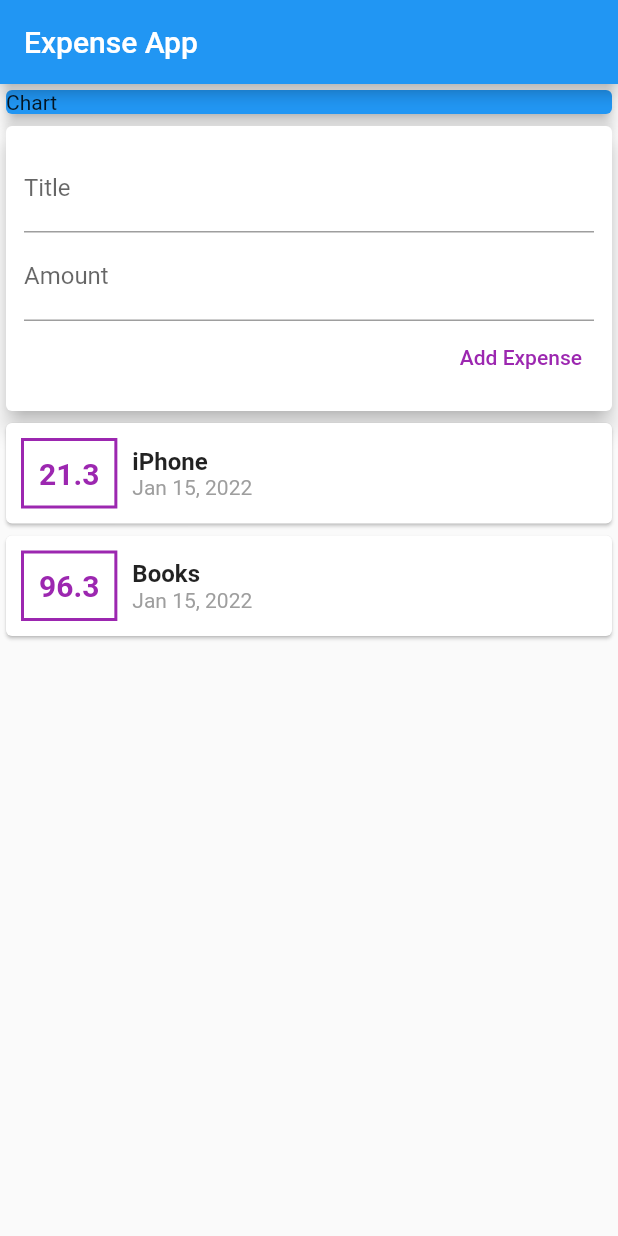
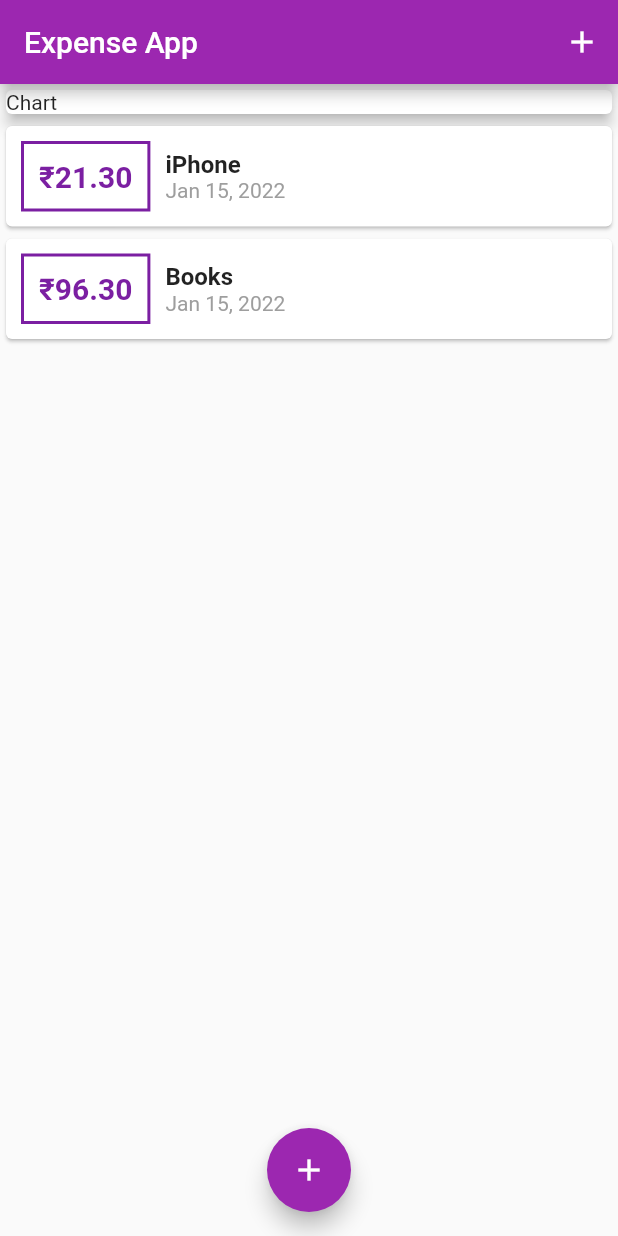
Before and after one commit to KirtiGautam/Noobie, a Flutter app: the screen it shows after launch, on a phone screen of 412 x 824 dp. Run offline on Flutter 3.47's test engine with Material 2 defaults, Android fonts, the phone set to English and light mode, and no system bars.

```diff
--- a/expense_tracker/lib/main.dart
+++ b/expense_tracker/lib/main.dart
@@ -1,5 +1,8 @@
-import './widgets/user_transactions.dart';
 import 'package:flutter/material.dart';
+
+import './widgets/input_transactions.dart';
+import './widgets/list_transactions.dart';
+import './models/transaction.dart';
 
 main() => runApp(MyApp());
 
@@ -8,35 +11,80 @@ class MyApp extends StatelessWidget {
   Widget build(BuildContext context) {
     return MaterialApp(
       title: 'My App',
+      theme: ThemeData(primarySwatch: Colors.purple),
       home: MyHomePage(),
     );
   }
 }
 
-class MyHomePage extends StatelessWidget {
+class MyHomePage extends StatefulWidget {
+  @override
+  State<MyHomePage> createState() => _MyHomePageState();
+}
+
+class _MyHomePageState extends State<MyHomePage> {
+  final List<Transaction> _userTransactions = [
+    Transaction(id: 't1', title: 'iPhone', amount: 21.3, date: DateTime.now()),
+    Transaction(id: 't2', title: 'Books', amount: 96.3, date: DateTime.now()),
+  ];
+
+  void _addNewTx(String title, double amount) {
+    final newTx = Transaction(
+        amount: amount,
+        title: title,
+        date: DateTime.now(),
+        id: DateTime.now().toString());
+
+    setState(() {
+      _userTransactions.add(newTx);
+    });
+  }
+
+  void _showTxModal(BuildContext ctx) {
+    showModalBottomSheet(
+        context: ctx,
+        builder: (_) {
+          return GestureDetector(
+            onTap: () {},
+            child: InputTransaction(_addNewTx),
+            behavior: HitTestBehavior.opaque,
+          );
+        });
+  }
+
   @override
   Widget build(BuildContext context) {
     return Scaffold(
       appBar: AppBar(
         title: const Text('Expense App'),
+        actions: [
+          IconButton(
+            onPressed: () => _showTxModal(context),
+            icon: const Icon(Icons.add),
           ),
-        body: SingleChildScrollView(
-          child: Column(
+        ],
+      ),
+      body: Column(
         crossAxisAlignment: CrossAxisAlignment.stretch,
         children: [
           Container(
             width: double.infinity,
             child: const Card(
-                  color: Colors.blue,
               child: Text(
                 'Chart',
               ),
               elevation: 4,
             ),
           ),
-              UserTransactions(),
+          // InputTransaction(_addNewTx),
+          ListTransactions(transactions: _userTransactions),
         ],
       ),
-        ));
+      floatingActionButtonLocation: FloatingActionButtonLocation.centerFloat,
+      floatingActionButton: FloatingActionButton(
+        onPressed: () => _showTxModal(context),
+        child: const Icon(Icons.add),
+      ),
+    );
   }
 }
--- a/expense_tracker/lib/widgets/list_transactions.dart
+++ b/expense_tracker/lib/widgets/list_transactions.dart
@@ -10,24 +10,28 @@ class ListTransactions extends StatelessWidget {
 
   @override
   Widget build(BuildContext context) {
-    return Column(
-      children: transactions
-          .map((tx) => Card(
+    return Container(
+      height: 400,
+      child: ListView.builder(
+          itemCount: transactions.length,
+          itemBuilder: (ctx, index) {
+            return Card(
               child: Row(
                 children: [
                   Container(
                     decoration: BoxDecoration(
                       border: Border.all(
-                        color: Colors.purple,
+                        color: Theme.of(context).primaryColorDark,
                         width: 2,
-                      )),
+                      ),
+                    ),
                     margin: const EdgeInsets.symmetric(
                         horizontal: 10, vertical: 10),
                     padding: const EdgeInsets.all(10),
                     child: Text(
-                        tx.amount.toString(),
-                        style: const TextStyle(
-                            color: Colors.purple,
+                      '₹${transactions[index].amount.toStringAsFixed(2)}',
+                      style: TextStyle(
+                          color: Theme.of(context).primaryColorDark,
                           fontSize: 20,
                           fontWeight: FontWeight.bold),
                     ),
@@ -36,14 +40,14 @@ class ListTransactions extends StatelessWidget {
                     crossAxisAlignment: CrossAxisAlignment.start,
                     children: [
                       Text(
-                          tx.title,
+                        transactions[index].title,
                         style: const TextStyle(
                           fontWeight: FontWeight.bold,
                           fontSize: 16,
                         ),
                       ),
                       Text(
-                          DateFormat.yMMMd().format(tx.date),
+                        DateFormat.yMMMd().format(transactions[index].date),
                         style: const TextStyle(
                           color: Colors.grey,
                         ),
@@ -52,8 +56,8 @@ class ListTransactions extends StatelessWidget {
                   )
                 ],
               ),
-              ))
-          .toList(),
+            );
+          }),
     );
   }
 }
--- a/expense_tracker/lib/widgets/user_transactions.dart
+++ /dev/null
@@ -1,39 +0,0 @@
-import 'package:flutter/material.dart';
-
-import '../models/transaction.dart';
-import './list_transactions.dart';
-import './input_transactions.dart';
-
-class UserTransactions extends StatefulWidget {
-  @override
-  _UserTransactionsState createState() => _UserTransactionsState();
-}
-
-class _UserTransactionsState extends State<UserTransactions> {
-  final List<Transaction> _userTransactions = [
-    Transaction(id: 't1', title: 'iPhone', amount: 21.3, date: DateTime.now()),
-    Transaction(id: 't2', title: 'Books', amount: 96.3, date: DateTime.now()),
-  ];
-
-  void _addNewTx(String title, double amount) {
-    final newTx = Transaction(
-        amount: amount,
-        title: title,
-        date: DateTime.now(),
-        id: DateTime.now().toString());
-
-    setState(() {
-      _userTransactions.add(newTx);
-    });
-  }
-
-  @override
-  Widget build(BuildContext context) {
-    return Column(
-      children: [
-        InputTransaction(_addNewTx),
-        ListTransactions(transactions: _userTransactions),
-      ],
-    );
-  }
-}
```
Also changed, not shown: expense_tracker/lib/widgets/input_transactions.dart (+27 -11 lines). Lines whose indentation alone changed are shown as unchanged.
